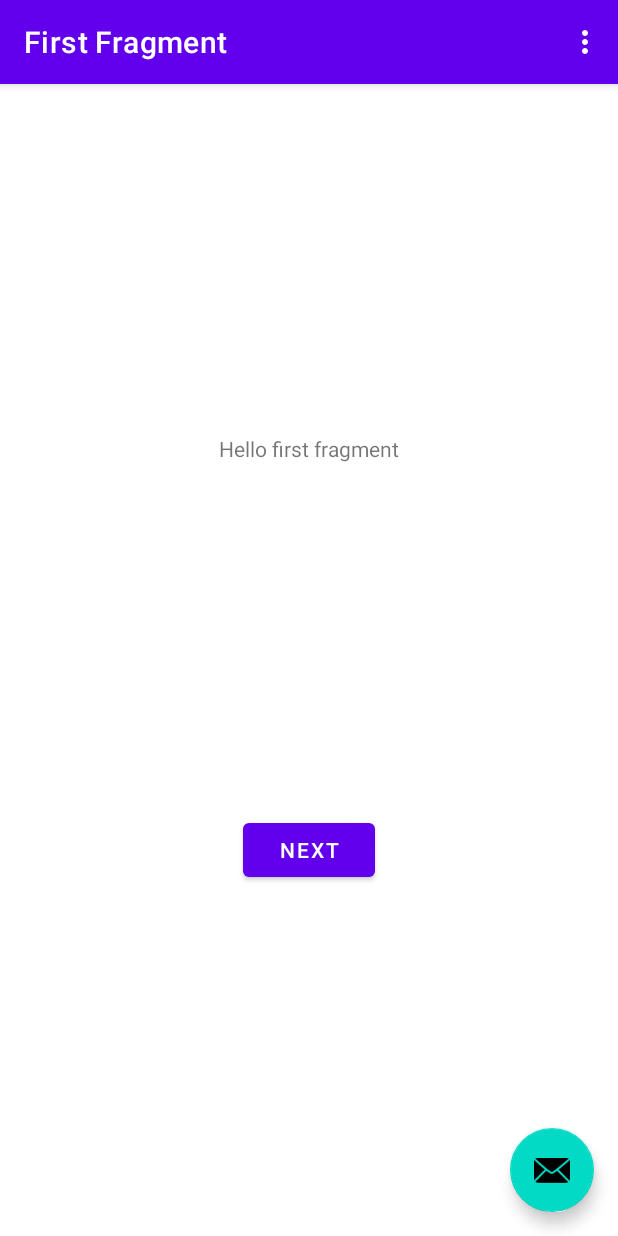
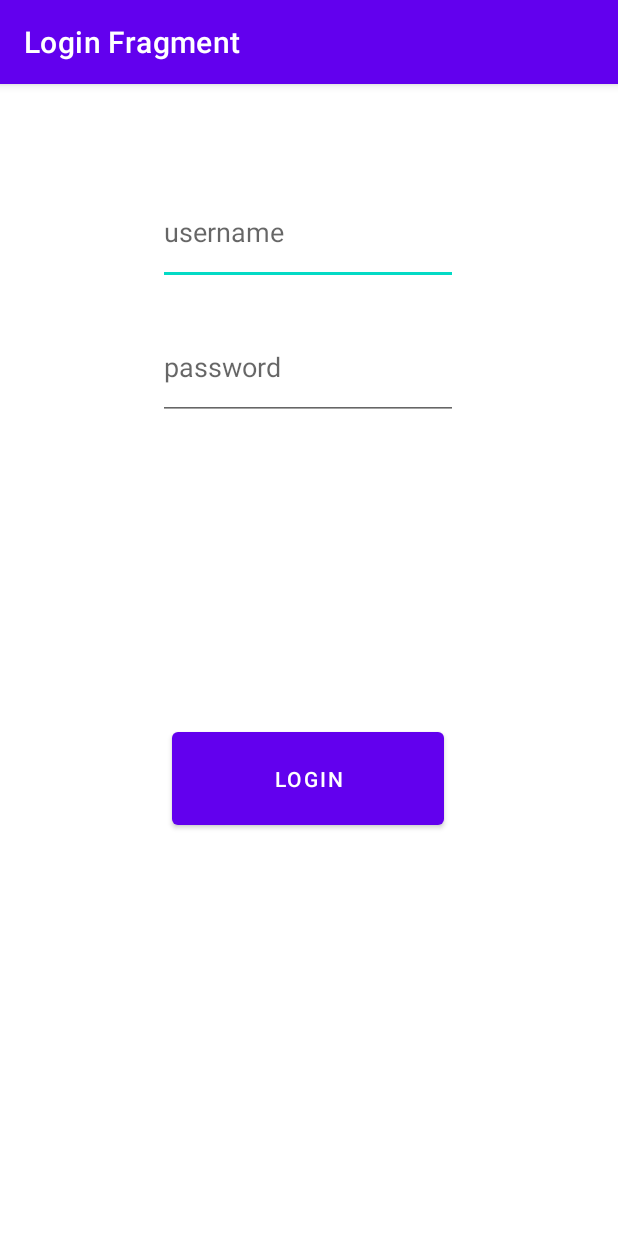
Before and after one commit to KBence99/android-projekt, an Android app: the screen it shows after launch (MainActivity), on a phone screen of 412 x 824 dp. Run offline under Robolectric (Android 15) with nearby library versions, the phone set to English and light mode, and no system bars; our stand-ins replace navigation-ui.

Commit message:
Login implemented

```diff
--- a/app/src/main/AndroidManifest.xml
+++ b/app/src/main/AndroidManifest.xml
@@ -12,7 +12,7 @@
         android:theme="@style/Theme.AndroidProjekt"
         tools:targetApi="31">
         <activity
-            android:name=".MainActivity"
+            android:name=".main.MainActivity"
             android:exported="true"
             android:label="@string/app_name"
             android:theme="@style/Theme.AndroidProjekt.NoActionBar">
--- a/app/src/main/java/com/example/androidprojekt/FirstFragment.kt
+++ /dev/null
@@ -1,44 +0,0 @@
-package com.example.androidprojekt
-
-import android.os.Bundle
-import androidx.fragment.app.Fragment
-import android.view.LayoutInflater
-import android.view.View
-import android.view.ViewGroup
-import androidx.navigation.fragment.findNavController
-import com.example.androidprojekt.databinding.FragmentFirstBinding
-
-/**
- * A simple [Fragment] subclass as the default destination in the navigation.
- */
-class FirstFragment : Fragment() {
-
-    private var _binding: FragmentFirstBinding? = null
-
-    // This property is only valid between onCreateView and
-    // onDestroyView.
-    private val binding get() = _binding!!
-
-    override fun onCreateView(
-        inflater: LayoutInflater, container: ViewGroup?,
-        savedInstanceState: Bundle?
-    ): View? {
-
-        _binding = FragmentFirstBinding.inflate(inflater, container, false)
-        return binding.root
-
-    }
-
-    override fun onViewCreated(view: View, savedInstanceState: Bundle?) {
-        super.onViewCreated(view, savedInstanceState)
-
-        binding.buttonFirst.setOnClickListener {
-            findNavController().navigate(R.id.action_FirstFragment_to_SecondFragment)
-        }
-    }
-
-    override fun onDestroyView() {
-        super.onDestroyView()
-        _binding = null
-    }
-}
--- a/app/src/main/java/com/example/androidprojekt/MainActivity.kt
+++ /dev/null
@@ -1,58 +0,0 @@
-package com.example.androidprojekt
-
-import android.os.Bundle
-import com.google.android.material.snackbar.Snackbar
-import androidx.appcompat.app.AppCompatActivity
-import androidx.navigation.findNavController
-import androidx.navigation.ui.AppBarConfiguration
-import androidx.navigation.ui.navigateUp
-import androidx.navigation.ui.setupActionBarWithNavController
-import android.view.Menu
-import android.view.MenuItem
-import com.example.androidprojekt.databinding.ActivityMainBinding
-
-class MainActivity : AppCompatActivity() {
-
-    private lateinit var appBarConfiguration: AppBarConfiguration
-    private lateinit var binding: ActivityMainBinding
-
-    override fun onCreate(savedInstanceState: Bundle?) {
-        super.onCreate(savedInstanceState)
-
-        binding = ActivityMainBinding.inflate(layoutInflater)
-        setContentView(binding.root)
-
-        setSupportActionBar(binding.toolbar)
-
-        val navController = findNavController(R.id.nav_host_fragment_content_main)
-        appBarConfiguration = AppBarConfiguration(navController.graph)
-        setupActionBarWithNavController(navController, appBarConfiguration)
-
-        binding.fab.setOnClickListener { view ->
-            Snackbar.make(view, "Replace with your own action", Snackbar.LENGTH_LONG)
-                .setAction("Action", null).show()
-        }
-    }
-
-    override fun onCreateOptionsMenu(menu: Menu): Boolean {
-        // Inflate the menu; this adds items to the action bar if it is present.
-        menuInflater.inflate(R.menu.menu_main, menu)
-        return true
-    }
-
-    override fun onOptionsItemSelected(item: MenuItem): Boolean {
-        // Handle action bar item clicks here. The action bar will
-        // automatically handle clicks on the Home/Up button, so long
-        // as you specify a parent activity in AndroidManifest.xml.
-        return when (item.itemId) {
-            R.id.action_settings -> true
-            else -> super.onOptionsItemSelected(item)
-        }
-    }
-
-    override fun onSupportNavigateUp(): Boolean {
-        val navController = findNavController(R.id.nav_host_fragment_content_main)
-        return navController.navigateUp(appBarConfiguration)
-                || super.onSupportNavigateUp()
-    }
-}
--- /dev/null
+++ b/app/src/main/java/com/example/androidprojekt/fragments/LoginFragment.kt
@@ -0,0 +1,46 @@
+package com.example.androidprojekt.fragments
+
+import android.os.Bundle
+import androidx.fragment.app.Fragment
+import android.view.LayoutInflater
+import android.view.View
+import android.view.ViewGroup
+import androidx.navigation.fragment.findNavController
+import com.example.androidprojekt.R
+import com.example.androidprojekt.databinding.FragmentLoginBinding
+import com.example.androidprojekt.services.LogInService
+
+class LoginFragment : Fragment() {
+
+    private var _binding: FragmentLoginBinding? = null
+    private val binding get() = _binding!!
+
+    override fun onCreateView(
+        inflater: LayoutInflater, container: ViewGroup?,
+        savedInstanceState: Bundle?
+    ): View? {
+        _binding = FragmentLoginBinding.inflate(inflater, container, false)
+
+        binding.buttonLogin.setOnClickListener {
+            attemptLogin(binding.inputUsername.text.toString(), binding.inputPassword.text.toString())
+        }
+        return binding.root
+    }
+
+    private fun attemptLogin(username: String, password: String){
+        binding.labelLoginError.visibility = View.INVISIBLE
+        if(LogInService.logIn(username, password)){
+            findNavController().navigate(R.id.action_LoginFragment_to_MapFragment)
+            println("Successful login")
+        }
+        else{
+            println("Unsuccessful login")
+            binding.labelLoginError.visibility = View.VISIBLE
+        }
+    }
+
+    override fun onDestroyView() {
+        super.onDestroyView()
+        _binding = null
+    }
+}
--- /dev/null
+++ b/app/src/main/java/com/example/androidprojekt/main/MainActivity.kt
@@ -0,0 +1,28 @@
+package com.example.androidprojekt.main
+
+import android.os.Bundle
+import androidx.appcompat.app.AppCompatActivity
+import androidx.navigation.findNavController
+import androidx.navigation.ui.AppBarConfiguration
+import androidx.navigation.ui.setupActionBarWithNavController
+import com.example.androidprojekt.R
+import com.example.androidprojekt.databinding.ActivityMainBinding
+
+class MainActivity : AppCompatActivity() {
+
+    private lateinit var appBarConfiguration: AppBarConfiguration
+    private lateinit var binding: ActivityMainBinding
+
+    override fun onCreate(savedInstanceState: Bundle?) {
+        super.onCreate(savedInstanceState)
+
+        binding = ActivityMainBinding.inflate(layoutInflater)
+        setContentView(binding.root)
+
+        setSupportActionBar(binding.toolbar)
+
+        val navController = findNavController(R.id.nav_host_fragment_content_main)
+        appBarConfiguration = AppBarConfiguration(navController.graph)
+        setupActionBarWithNavController(navController, appBarConfiguration)
+    }
+}
--- a/app/src/main/res/layout/activity_main.xml
+++ b/app/src/main/res/layout/activity_main.xml
@@ -4,7 +4,7 @@
     xmlns:tools="http://schemas.android.com/tools"
     android:layout_width="match_parent"
     android:layout_height="match_parent"
-    tools:context=".MainActivity">
+    tools:context=".main.MainActivity">
 
     <com.google.android.material.appbar.AppBarLayout
         android:layout_width="match_parent"
@@ -22,13 +22,4 @@
 
     <include layout="@layout/content_main" />
 
-    <com.google.android.material.floatingactionbutton.FloatingActionButton
-        android:id="@+id/fab"
-        android:layout_width="wrap_content"
-        android:layout_height="wrap_content"
-        android:layout_gravity="bottom|end"
-        android:layout_marginEnd="@dimen/fab_margin"
-        android:layout_marginBottom="16dp"
-        app:srcCompat="@android:drawable/ic_dialog_email" />
-
 </androidx.coordinatorlayout.widget.CoordinatorLayout>
--- a/app/src/main/res/layout/fragment_first.xml
+++ /dev/null
@@ -1,28 +0,0 @@
-<?xml version="1.0" encoding="utf-8"?>
-<androidx.constraintlayout.widget.ConstraintLayout xmlns:android="http://schemas.android.com/apk/res/android"
-    xmlns:app="http://schemas.android.com/apk/res-auto"
-    xmlns:tools="http://schemas.android.com/tools"
-    android:layout_width="match_parent"
-    android:layout_height="match_parent"
-    tools:context=".FirstFragment">
-
-    <TextView
-        android:id="@+id/textview_first"
-        android:layout_width="wrap_content"
-        android:layout_height="wrap_content"
-        android:text="@string/hello_first_fragment"
-        app:layout_constraintBottom_toTopOf="@id/button_first"
-        app:layout_constraintEnd_toEndOf="parent"
-        app:layout_constraintStart_toStartOf="parent"
-        app:layout_constraintTop_toTopOf="parent" />
-
-    <Button
-        android:id="@+id/button_first"
-        android:layout_width="wrap_content"
-        android:layout_height="wrap_content"
-        android:text="@string/next"
-        app:layout_constraintBottom_toBottomOf="parent"
-        app:layout_constraintEnd_toEndOf="parent"
-        app:layout_constraintStart_toStartOf="parent"
-        app:layout_constraintTop_toBottomOf="@id/textview_first" />
-</androidx.constraintlayout.widget.ConstraintLayout>
--- /dev/null
+++ b/app/src/main/res/layout/fragment_login.xml
@@ -0,0 +1,59 @@
+<?xml version="1.0" encoding="utf-8"?>
+<androidx.constraintlayout.widget.ConstraintLayout xmlns:android="http://schemas.android.com/apk/res/android"
+    xmlns:app="http://schemas.android.com/apk/res-auto"
+    xmlns:tools="http://schemas.android.com/tools"
+    android:layout_width="match_parent"
+    android:layout_height="match_parent"
+    tools:context=".fragments.LoginFragment">
+
+    <EditText
+        android:id="@+id/input_username"
+        android:layout_width="200dp"
+        android:layout_height="70dp"
+        android:layout_marginTop="64dp"
+        android:ems="10"
+        android:hint="@string/login_username"
+        android:inputType="textPersonName"
+        app:layout_constraintEnd_toEndOf="parent"
+        app:layout_constraintHorizontal_bias="0.497"
+        app:layout_constraintStart_toStartOf="parent"
+        app:layout_constraintTop_toTopOf="parent" />
+
+    <EditText
+        android:id="@+id/input_password"
+        android:layout_width="200dp"
+        android:layout_height="70dp"
+        android:layout_marginTop="20dp"
+        android:ems="10"
+        android:hint="@string/login_password"
+        android:inputType="textPassword"
+        app:layout_constraintEnd_toEndOf="parent"
+        app:layout_constraintHorizontal_bias="0.497"
+        app:layout_constraintStart_toStartOf="parent"
+        app:layout_constraintTop_toBottomOf="@+id/input_username" />
+
+    <Button
+        android:id="@+id/button_login"
+        android:layout_width="181dp"
+        android:layout_height="74dp"
+        android:text="@string/login_button"
+        app:layout_constraintBottom_toBottomOf="parent"
+        app:layout_constraintEnd_toEndOf="parent"
+        app:layout_constraintHorizontal_bias="0.498"
+        app:layout_constraintStart_toStartOf="parent"
+        app:layout_constraintTop_toBottomOf="@+id/input_password"
+        app:layout_constraintVertical_bias="0.43" />
+
+    <TextView
+        android:id="@+id/label_login_error"
+        android:layout_width="wrap_content"
+        android:layout_height="wrap_content"
+        android:text="@string/login_error"
+        android:textColor="#E62626"
+        android:visibility="invisible"
+        app:layout_constraintEnd_toEndOf="parent"
+        app:layout_constraintHorizontal_bias="0.47"
+        app:layout_constraintStart_toStartOf="parent"
+        app:layout_constraintTop_toBottomOf="@+id/input_password"
+        tools:visibility="visible" />
+</androidx.constraintlayout.widget.ConstraintLayout>
--- a/app/src/main/res/menu/menu_main.xml
+++ b/app/src/main/res/menu/menu_main.xml
@@ -1,7 +1,7 @@
 <menu xmlns:android="http://schemas.android.com/apk/res/android"
     xmlns:app="http://schemas.android.com/apk/res-auto"
     xmlns:tools="http://schemas.android.com/tools"
-    tools:context="com.example.androidprojekt.MainActivity">
+    tools:context="com.example.androidprojekt.main.MainActivity">
     <item
         android:id="@+id/action_settings"
         android:orderInCategory="100"
--- a/app/src/main/res/navigation/nav_graph.xml
+++ b/app/src/main/res/navigation/nav_graph.xml
@@ -3,26 +3,21 @@
     xmlns:app="http://schemas.android.com/apk/res-auto"
     xmlns:tools="http://schemas.android.com/tools"
     android:id="@+id/nav_graph"
-    app:startDestination="@id/FirstFragment">
+    app:startDestination="@id/LoginFragment">
 
     <fragment
-        android:id="@+id/FirstFragment"
-        android:name="com.example.androidprojekt.FirstFragment"
-        android:label="@string/first_fragment_label"
-        tools:layout="@layout/fragment_first">
+        android:id="@+id/LoginFragment"
+        android:name="com.example.androidprojekt.fragments.LoginFragment"
+        android:label="@string/login_fragment_label"
+        tools:layout="@layout/fragment_login">
+        <action
+            android:id="@+id/action_LoginFragment_to_MapFragment"
+            app:destination="@id/MapFragment" />
+    </fragment>
 
-        <action
-            android:id="@+id/action_FirstFragment_to_SecondFragment"
-            app:destination="@id/SecondFragment" />
-    </fragment>
     <fragment
-        android:id="@+id/SecondFragment"
-        android:name="com.example.androidprojekt.SecondFragment"
-        android:label="@string/second_fragment_label"
-        tools:layout="@layout/fragment_second">
-
-        <action
-            android:id="@+id/action_SecondFragment_to_FirstFragment"
-            app:destination="@id/FirstFragment" />
-    </fragment>
+        android:id="@+id/MapFragment"
+        android:name="com.example.androidprojekt.fragments.MapFragment"
+        android:label="@string/map_fragment_label"
+        tools:layout="@layout/fragment_map"/>
 </navigation>
--- a/app/src/main/res/values/strings.xml
+++ b/app/src/main/res/values/strings.xml
@@ -2,11 +2,15 @@
     <string name="app_name">Android projekt</string>
     <string name="action_settings">Settings</string>
     <!-- Strings used for fragments for navigation -->
-    <string name="first_fragment_label">First Fragment</string>
-    <string name="second_fragment_label">Second Fragment</string>
+    <string name="login_fragment_label">Login Fragment</string>
+    <string name="map_fragment_label">Map Fragment</string>
     <string name="next">Next</string>
     <string name="previous">Previous</string>
 
     <string name="hello_first_fragment">Hello first fragment</string>
     <string name="hello_second_fragment">Hello second fragment. Arg: %1$s</string>
+    <string name="login_username">username</string>
+    <string name="login_password">password</string>
+    <string name="login_button">Login</string>
+    <string name="login_error">Hibás felhasználói adatok</string>
 </resources>
```
Also changed, not shown: app/src/main/java/com/example/androidprojekt/SecondFragment.kt (deleted, +0 -44 lines), app/src/main/java/com/example/androidprojekt/fragments/MapFragment.kt (added, +23 -0 lines), app/src/main/java/com/example/androidprojekt/services/LogInService.kt (added, +10 -0 lines), app/src/main/res/layout/fragment_map.xml (added, +8 -0 lines), app/src/main/res/layout/fragment_second.xml (deleted, +0 -27 lines).
